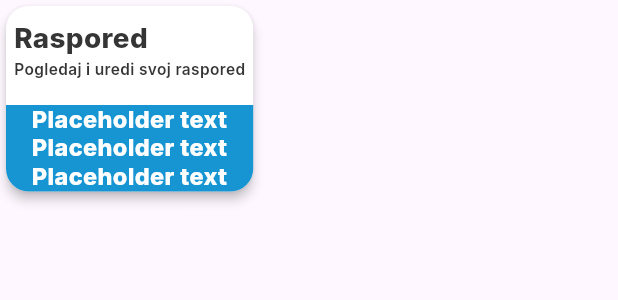
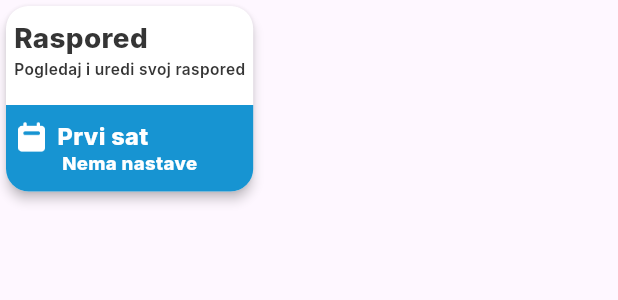
Before and after one commit to Aschmenzy/Odlikas_Flutter, a Flutter app: the ScheduleCard widget shown alone on an empty page, opened directly, on a phone screen of 412 x 824 dp. Shown: the top 300 px of the screen. Run offline on Flutter 3.47's test engine with Material 3 defaults, Android fonts, the light colour scheme and no system bars; our stand-ins replace cloud_firestore, dotted_border, file_picker, firebase_core, flutter_dotenv, google_fonts and 4 more; missing offline and left inert: mobile_scanner, syncfusion_flutter_pdfviewer; accounts and stored records are empty.

Commit message:
Refactor ScheduleCard to use StatefulWidget; implement fetching and displaying today's first subject from Firestore, and add schedule widget icon.

```diff
--- a/odlikas_mobilna/lib/pages/HomePage/Widgets/scheduleCard.dart
+++ b/odlikas_mobilna/lib/pages/HomePage/Widgets/scheduleCard.dart
@@ -1,10 +1,104 @@
+import 'package:cloud_firestore/cloud_firestore.dart';
 import 'package:flutter/material.dart';
 import 'package:google_fonts/google_fonts.dart';
+import 'package:hive_flutter/hive_flutter.dart';
 import 'package:odlikas_mobilna/constants/constants.dart';
 import 'package:odlikas_mobilna/pages/SchedulePage/schedule_page.dart';
 
-class ScheduleCard extends StatelessWidget {
+class ScheduleCard extends StatefulWidget {
   const ScheduleCard({Key? key}) : super(key: key);
+
+  @override
+  State<ScheduleCard> createState() => _ScheduleCardState();
+}
+
+class _ScheduleCardState extends State<ScheduleCard> {
+  String? currentSubject;
+
+  String getTodaySchedule() {
+    DateTime now = DateTime.now();
+    String day = '';
+
+    switch (now.weekday) {
+      case DateTime.monday:
+        day = "PON Morning";
+        break;
+      case DateTime.tuesday:
+        day = "UTO Morning";
+        break;
+      case DateTime.wednesday:
+        day = "SRI Morning";
+        break;
+      case DateTime.thursday:
+        day = "CET Morning";
+        break;
+      case DateTime.friday:
+        day = "PET Morning";
+        break;
+      case DateTime.saturday:
+      case DateTime.sunday:
+        day = "PON Morning";
+        break;
+    }
+
+    print("Today is: $day");
+    return day;
+  }
+
+  Future<void> _fetchfistSubject() async {
+    final box = await Hive.openBox('User');
+    final email = await box.get('email');
+    String today = getTodaySchedule();
+
+    print("start fetching first subject for $today");
+
+    try {
+      DocumentSnapshot doc = await FirebaseFirestore.instance
+          .collection("studentProfiles")
+          .doc(email)
+          .get();
+
+      if (doc.exists) {
+        Map<String, dynamic> data = doc.data() as Map<String, dynamic>;
+
+        // Navigate through the nested schedule structure
+        Map<String, dynamic> scheduleContainer =
+            data['schedule'] as Map<String, dynamic>;
+        List<dynamic> scheduleList =
+            scheduleContainer['schedule'] as List<dynamic>;
+
+        // Find today's schedule
+        var todaySchedule = scheduleList
+            .firstWhere((item) => item['day'] == today, orElse: () => null);
+
+        if (todaySchedule != null) {
+          List<dynamic> subjects = todaySchedule['subjects'] as List<dynamic>;
+          if (subjects.isNotEmpty) {
+            setState(() {
+              currentSubject = subjects[0].toString();
+            });
+            print("First subject set to: $currentSubject");
+          }
+        } else {
+          print("No schedule found for today");
+          setState(() {
+            currentSubject = "Nema nastave";
+          });
+        }
+      }
+    } catch (e) {
+      print("Error fetching schedule: $e");
+      setState(() {
+        currentSubject = "Error loading schedule";
+      });
+    }
+  }
+
+  @override
+  void initState() {
+    super.initState();
+    _fetchfistSubject();
+  }
 
   @override
   Widget build(BuildContext context) {
@@ -27,7 +121,6 @@ class ScheduleCard extends StatelessWidget {
             child: Column(
               mainAxisAlignment: MainAxisAlignment.spaceBetween,
               children: [
-                //there we will see the title of the card
                 Container(
                   decoration: BoxDecoration(
                     color: AppColors.background,
@@ -55,8 +148,6 @@ class ScheduleCard extends StatelessWidget {
                     ],
                   ),
                 ),
-
-                //there we will see what is the next subject
                 Container(
                   height: screenHeight * 0.07,
                   decoration: BoxDecoration(
@@ -66,15 +157,47 @@ class ScheduleCard extends StatelessWidget {
                     ),
                     color: AppColors.primary,
                   ),
-                  child: Center(
-                      child: Text(
-                          "Placeholder text\nPlaceholder text\nPlaceholder text",
-                          textAlign: TextAlign.center,
-                          style: GoogleFonts.inter(
+                  child: Column(
+                    mainAxisAlignment: MainAxisAlignment.center,
+                    children: [
+                      Row(
+                        children: [
+                          SizedBox(width: screenWidth * 0.02),
+                          Image.asset(
+                            "assets/images/scheduleWidgetIcon.png",
+                            scale: 1.8,
+                          ),
+                          SizedBox(width: screenWidth * 0.02),
+                          Text(
+                            "Prvi sat",
+                            textAlign: TextAlign.center,
+                            style: GoogleFonts.inter(
                               height: 1.2,
                               fontSize: screenWidth * 0.038,
                               fontWeight: FontWeight.w800,
-                              color: AppColors.background))),
+                              color: AppColors.background,
+                            ),
+                          ),
+                        ],
+                      ),
+                      SizedBox(width: screenWidth * 0.02),
+                      Row(
+                        mainAxisAlignment: MainAxisAlignment.center,
+                        children: [
+                          Text(
+                            currentSubject ?? "Nema nastave",
+                            textAlign: TextAlign.center,
+                            style: GoogleFonts.inter(
+                              height: 1.2,
+                              fontSize: screenWidth * 0.03,
+                              fontWeight: FontWeight.w800,
+                              color: AppColors.background,
+                            ),
+                          ),
+                        ],
+                      ),
+                    ],
+                  ),
                 ),
               ],
             ),
```
Also changed, not shown: odlikas_mobilna/assets/images/scheduleWidgetIcon.png (added).
